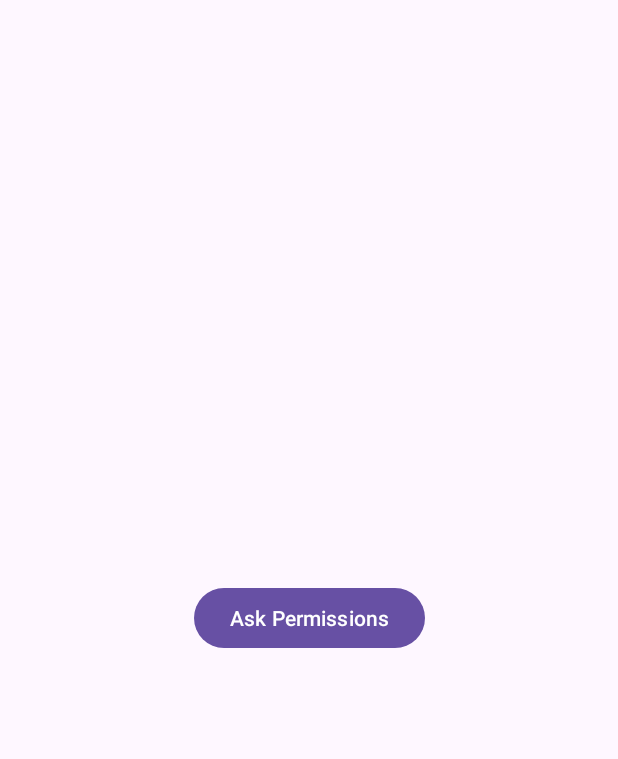
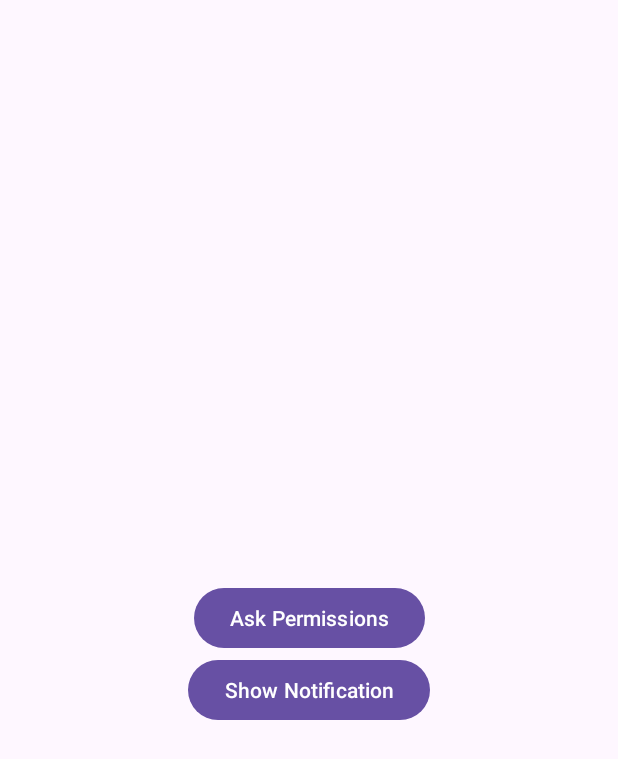
Before and after one commit to joshiashish191/Runtime_Permissions_Tutorial, an Android app: the screen it shows after launch (MainActivity), on a phone screen of 412 x 824 dp. Shown: the top 759 px of the screen. Run offline under Robolectric (Android 15) with nearby library versions, the phone set to English and light mode, and no system bars.

Commit message:
Notification Tutorial

```diff
--- a/app/src/main/java/net/softglobe/permissionstutorial/MainActivity.kt
+++ b/app/src/main/java/net/softglobe/permissionstutorial/MainActivity.kt
@@ -2,17 +2,25 @@ package net.softglobe.permissionstutorial
 
 import android.Manifest.permission.CAMERA
 import android.Manifest.permission.POST_NOTIFICATIONS
+import android.app.NotificationChannel
+import android.app.NotificationManager
 import android.content.DialogInterface.OnClickListener
 import android.content.pm.PackageManager
+import android.os.Build
 import android.os.Bundle
 import android.widget.Button
 import android.widget.Toast
 import androidx.appcompat.app.AlertDialog
 import androidx.appcompat.app.AppCompatActivity
+import androidx.core.app.NotificationCompat
+
+const val CHANNEL_ID = "MY_CHANNEL_ID"
 
 class MainActivity : AppCompatActivity() {
     var permissionsList = arrayOf(POST_NOTIFICATIONS, CAMERA)
     var permissionRequestCode = 1
+    private lateinit var channel: NotificationChannel
+    private lateinit var notificationManager: NotificationManager
 
    override fun onCreate(savedInstanceState: Bundle?) {
         super.onCreate(savedInstanceState)
@@ -25,7 +33,22 @@ class MainActivity : AppCompatActivity() {
                requestPermissions(permissionsList, permissionRequestCode)
            }
        }
-    }
+
+       if (Build.VERSION.SDK_INT >= Build.VERSION_CODES.O) {
+           channel = NotificationChannel(CHANNEL_ID, "Important Notification", NotificationManager.IMPORTANCE_HIGH)
+           notificationManager = getSystemService(NOTIFICATION_SERVICE) as NotificationManager
+           notificationManager.createNotificationChannel(channel)
+       }
+
+       findViewById<Button>(R.id.notification_btn).setOnClickListener {
+           val notification = NotificationCompat.Builder(this, CHANNEL_ID)
+               .setContentTitle("Notification From Technopoints")
+               .setContentText("This is notification triggered locally from app")
+               .setSmallIcon(R.drawable.baseline_ac_unit_24)
+               .build()
+           notificationManager.notify(100, notification)
+       }
+   }
 
     private fun checkPermissions() : Boolean{
         for (permission in permissionsList) {
--- /dev/null
+++ b/app/src/main/res/drawable/baseline_ac_unit_24.xml
@@ -0,0 +1,5 @@
+<vector android:height="24dp" android:tint="#000000"
+    android:viewportHeight="24" android:viewportWidth="24"
+    android:width="24dp" xmlns:android="http://schemas.android.com/apk/res/android">
+    <path android:fillColor="@android:color/white" android:pathData="M22,11h-4.17l3.24,-3.24 -1.41,-1.42L15,11h-2V9l4.66,-4.66 -1.42,-1.41L13,6.17V2h-2v4.17L7.76,2.93 6.34,4.34 11,9v2H9L4.34,6.34 2.93,7.76 6.17,11H2v2h4.17l-3.24,3.24 1.41,1.42L9,13h2v2l-4.66,4.66 1.42,1.41L11,17.83V22h2v-4.17l3.24,3.24 1.42,-1.41L13,15v-2h2l4.66,4.66 1.41,-1.42L17.83,13H22z"/>
+</vector>
--- a/app/src/main/res/layout/activity_main.xml
+++ b/app/src/main/res/layout/activity_main.xml
@@ -16,4 +16,13 @@
         app:layout_constraintStart_toStartOf="parent"
         app:layout_constraintTop_toTopOf="parent" />
 
+    <Button
+        android:id="@+id/notification_btn"
+        android:layout_width="wrap_content"
+        android:layout_height="wrap_content"
+        android:text="Show Notification"
+        app:layout_constraintTop_toBottomOf="@+id/permissions_btn"
+        app:layout_constraintEnd_toEndOf="parent"
+        app:layout_constraintStart_toStartOf="parent" />
+
 </androidx.constraintlayout.widget.ConstraintLayout>
```
